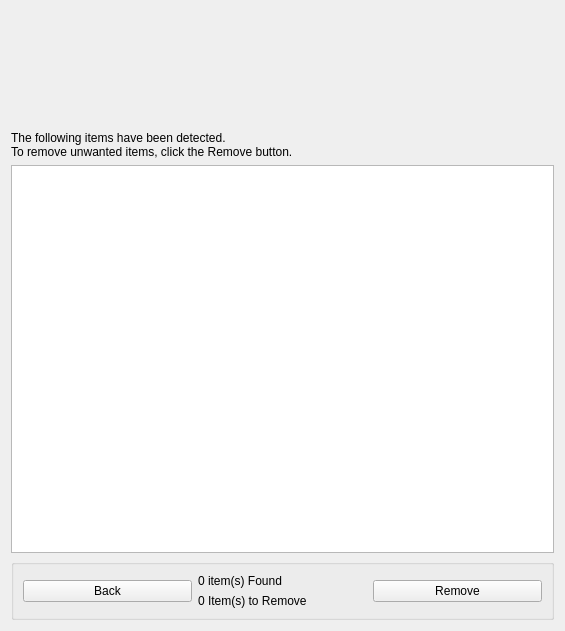
CoEIA/CPC, file CPC/resultwidget.ui: the form before one commit.
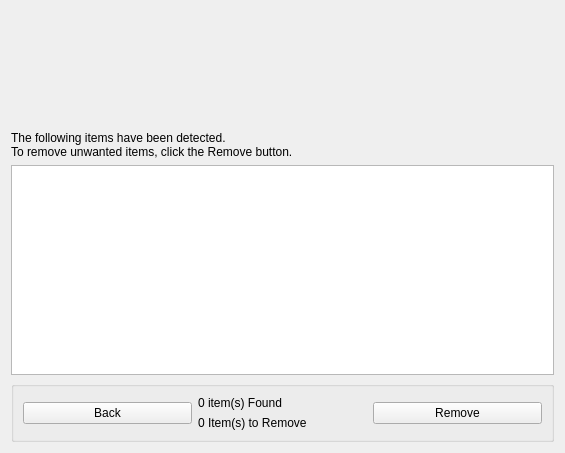
The form after the commit. Icons and pictures are not drawn.

```diff
--- a/CPC/resultwidget.ui
+++ b/CPC/resultwidget.ui
@@ -7,7 +7,7 @@
     <x>0</x>
     <y>0</y>
     <width>565</width>
-    <height>631</height>
+    <height>453</height>
    </rect>
   </property>
   <property name="sizePolicy">
```
Left out of the diff: 2 changed lines with no effect on the pictures.
